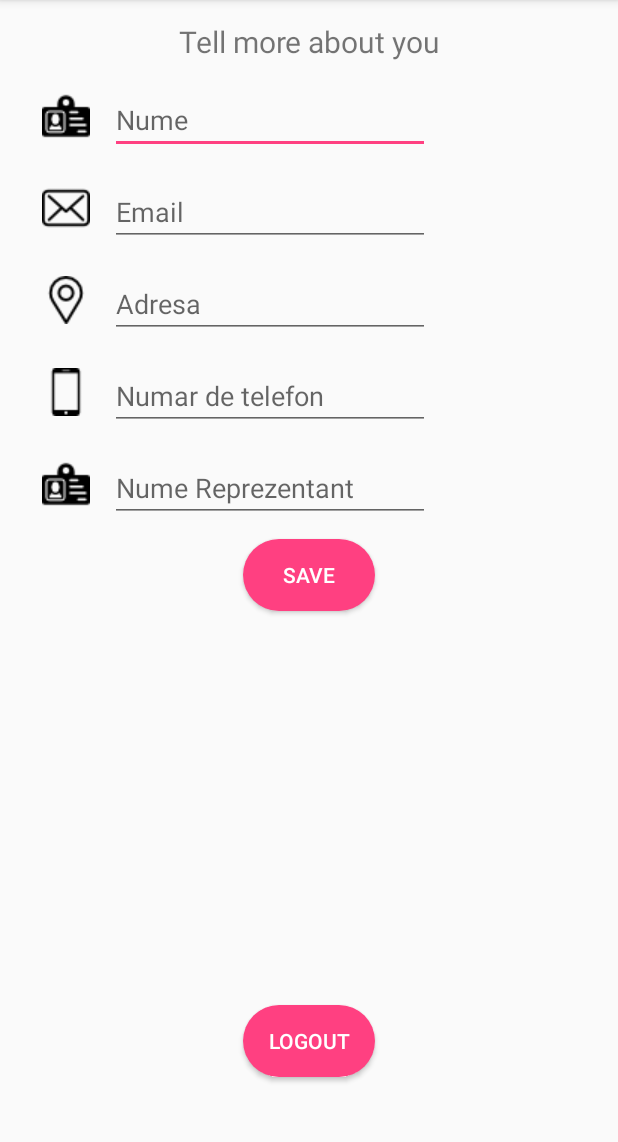
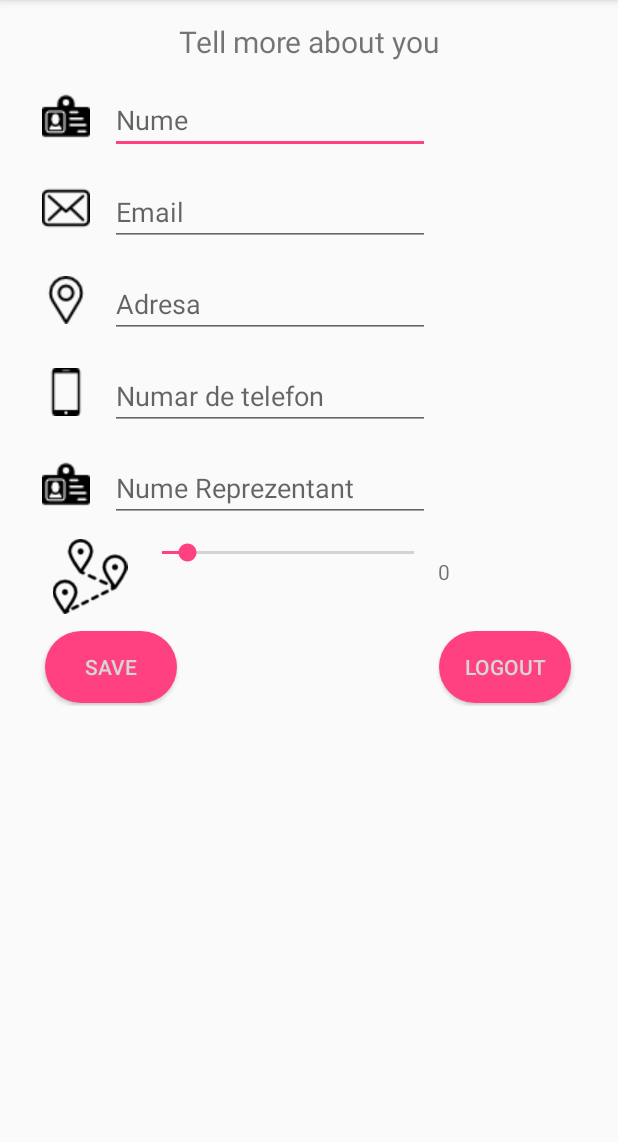
Before and after one commit to axelalex13/FoodShare, an Android app: the SettingsActivity screen opened directly, with no data from a screen before it, on a phone screen of 412 x 824 dp, the part 84-1226 px from its top. Run offline under Robolectric (Android 15) with nearby library versions, the phone set to English and light mode, and no system bars; 7 statements that could not run were skipped.

Commit message:
final app almost

```diff
--- a/app/build.gradle
+++ b/app/build.gradle
@@ -29,8 +29,9 @@ dependencies {
     compile 'com.android.support:appcompat-v7:26.1.0'
     compile 'com.android.support:design:26.1.0'
     compile 'com.google.code.gson:gson:2.8.1'
-    compile 'cn.pedant.sweetalert:library:1.3'
+
     compile 'com.android.support:cardview-v7:26.1.0'
     compile 'com.android.support:recyclerview-v7:26.1.0'
+    compile 'com.github.f0ris.sweetalert:library:1.5.1'
 
 }
--- a/app/src/main/java/com/example/cristinica/foodhelper/Login.java
+++ b/app/src/main/java/com/example/cristinica/foodhelper/Login.java
@@ -4,6 +4,7 @@ import android.annotation.SuppressLint;
 import android.content.Context;
 import android.content.Intent;
 import android.content.SharedPreferences;
+import android.net.Uri;
 import android.os.AsyncTask;
 import android.support.v7.app.AppCompatActivity;
 import android.os.Bundle;
--- a/app/src/main/java/com/example/cristinica/foodhelper/SettingsActivity.java
+++ b/app/src/main/java/com/example/cristinica/foodhelper/SettingsActivity.java
@@ -10,6 +10,7 @@ import android.os.Bundle;
 import android.util.Log;
 import android.view.View;
 import android.widget.Button;
+import android.widget.SeekBar;
 import android.widget.TextView;
 
 import com.example.cristinica.foodhelper.apiConnector.SaveInfoApi;
@@ -18,6 +19,7 @@ import com.example.cristinica.foodhelper.models.RegisterModel;
 import com.google.gson.Gson;
 
 public class SettingsActivity extends AppCompatActivity {
+    public static int range;
 
     @Override
     protected void onCreate(Bundle savedInstanceState) {
@@ -33,9 +35,10 @@ public class SettingsActivity extends AppCompatActivity {
         final TextView phone = findViewById(R.id.editText4);
         final TextView reprezentant = findViewById(R.id.editText6);
         final LoginModel loginModel;
+
         Gson g = new Gson();
         loginModel = g.fromJson(sharedPreferences.getString("user", ""), LoginModel.class);
-
+        range = loginModel.range;
         if (loginModel.nume != null)
             name.setText(loginModel.nume);
         if (loginModel.email != null)
@@ -76,6 +79,9 @@ public class SettingsActivity extends AppCompatActivity {
         Button save = findViewById(R.id.save);
         if (type == 0) {
             save.setBackgroundDrawable(getResources().getDrawable(R.drawable.round));
+            findViewById(R.id.seekBar).setAlpha(0);
+            findViewById(R.id.textView13).setAlpha(0);
+            findViewById(R.id.imageView9).setAlpha(0);
         } else if (type == 1) {
             save.setBackgroundDrawable(getResources().getDrawable(R.drawable.round2));
         }
@@ -88,10 +94,11 @@ public class SettingsActivity extends AppCompatActivity {
                     @Override
                     protected Void doInBackground(Void... params) {
                         String s = SaveInfoApi.saveInfo(loginModel.email, email.getText().toString(), name.getText().toString(),
-                                reprezentant.getText().toString(), phone.getText().toString(), address.getText().toString());
+                                reprezentant.getText().toString(), phone.getText().toString(), address.getText().toString(), range);
                         Log.v("am primit", s);
                         Gson g = new Gson();
-                        registerModel = g.fromJson(s, RegisterModel.class);
+                        System.out.println(s);
+                        //registerModel = g.fromJson(s, RegisterModel.class);
                         return null;
                     }
 
@@ -105,6 +112,30 @@ public class SettingsActivity extends AppCompatActivity {
             }
         });
 
+        if (type == 1){
+            SeekBar seekBar = findViewById(R.id.seekBar);
+            seekBar.setProgress(loginModel.range);
+            TextView textView = findViewById(R.id.textView13);
+            textView.setText(String.valueOf(range));
+            seekBar.setOnSeekBarChangeListener(new SeekBar.OnSeekBarChangeListener() {
+                @Override
+                public void onProgressChanged(SeekBar seekBar, int i, boolean b) {
+                    range = i;
+                    TextView textView = findViewById(R.id.textView13);
+                    textView.setText(String.valueOf(i));
+                }
+
+                @Override
+                public void onStartTrackingTouch(SeekBar seekBar) {
+                }
+
+                @Override
+                public void onStopTrackingTouch(SeekBar seekBar) {
+
+                }
+            });
+        }
+
 
     }
-    }
+}
--- a/app/src/main/java/com/example/cristinica/foodhelper/apiConnector/SaveInfoApi.java
+++ b/app/src/main/java/com/example/cristinica/foodhelper/apiConnector/SaveInfoApi.java
@@ -20,9 +20,9 @@ import java.net.URL;
 
 public class SaveInfoApi {
 
-    public static String apiURL = "http://10.81.130.112/register.php";
+    public static String apiURL = "http://10.81.130.112/addCompanyInfo.php";
 
-    public static String saveInfo(String email, String newMail, String name, String reprezentant, String phone, String address) {
+    public static String saveInfo(String email, String newMail, String name, String reprezentant, String phone, String address, int range) {
         HttpURLConnection connection = null;
 
         try {
@@ -34,6 +34,7 @@ public class SaveInfoApi {
             postDataParams.put("telefon", phone);
             postDataParams.put("adresa", address);
             postDataParams.put("nume_reprezentant", reprezentant);
+            postDataParams.put("range", range);
 
 
             connection = (HttpURLConnection) url.openConnection();
--- a/app/src/main/java/com/example/cristinica/foodhelper/models/LoginModel.java
+++ b/app/src/main/java/com/example/cristinica/foodhelper/models/LoginModel.java
@@ -17,4 +17,5 @@ public class LoginModel {
     public String telefon;
     public String adresa;
     public String status;
+    public int range;
 }
--- a/app/src/main/res/layout/activity_food_details.xml
+++ b/app/src/main/res/layout/activity_food_details.xml
@@ -101,7 +101,7 @@
                 android:layout_alignParentEnd="true"
                 android:layout_alignParentRight="true"
                 android:layout_marginRight="30dp"
-                android:layout_marginTop="10dp"
+                android:layout_marginTop="12dp"
                 android:text="GO TO"
                 android:textColor="@color/button_text_color" />
 
@@ -115,7 +115,7 @@
                 android:layout_alignParentStart="true"
                 android:layout_marginLeft="29dp"
                 android:layout_marginStart="29dp"
-                android:layout_marginTop="10dp"
+                android:layout_marginTop="12dp"
                 android:text="Call"
                 android:textColor="@color/button_text_color" />
         </RelativeLayout>
--- a/app/src/main/res/layout/activity_settings.xml
+++ b/app/src/main/res/layout/activity_settings.xml
@@ -1,4 +1,5 @@
 <?xml version="1.0" encoding="utf-8"?>
+
 <RelativeLayout xmlns:android="http://schemas.android.com/apk/res/android"
     xmlns:app="http://schemas.android.com/apk/res-auto"
     xmlns:tools="http://schemas.android.com/tools"
@@ -202,25 +203,89 @@
             android:hint="Nume Reprezentant" />
     </RelativeLayout>
 
-    <Button
-        android:id="@+id/logout"
-        android:layout_width="wrap_content"
-        android:layout_height="wrap_content"
-        android:layout_alignParentBottom="true"
-        android:layout_centerHorizontal="true"
-        android:layout_marginBottom="50dp"
-        android:textColor="@color/white"
-        android:text="Logout" />
 
-    <Button
-        android:textColor="@color/white"
-        android:id="@+id/save"
-        android:layout_width="wrap_content"
-        android:layout_height="wrap_content"
-        android:layout_alignEnd="@+id/logout"
-        android:layout_alignRight="@+id/logout"
+
+    <RelativeLayout
+        android:id="@+id/seek"
+        android:layout_width="match_parent"
+        android:layout_height="50dp"
+        android:layout_alignParentLeft="true"
+        android:layout_alignParentStart="true"
         android:layout_below="@+id/reprezentant"
-        android:layout_marginTop="11dp"
-        android:text="Save" />
+        android:layout_marginLeft="10dp"
+        android:layout_marginRight="10dp"
+        android:layout_marginTop="11dp">
+
+        <ImageView
+            android:id="@+id/imageView9"
+            android:layout_width="wrap_content"
+            android:layout_height="wrap_content"
+            android:layout_alignParentLeft="true"
+            android:layout_alignParentStart="true"
+            android:layout_centerVertical="true"
+            android:layout_marginLeft="18dp"
+            android:layout_marginStart="18dp"
+            app:srcCompat="@drawable/distance" />
+
+        <SeekBar
+            android:id="@+id/seekBar"
+            android:layout_width="200dp"
+            android:layout_height="wrap_content"
+            android:layout_alignParentTop="true"
+            android:layout_toEndOf="@+id/imageView9"
+            android:layout_toRightOf="@+id/imageView9"
+            android:layout_centerHorizontal="true"
+            android:max="50"
+            android:progress="5" />
+
+        <TextView
+            android:id="@+id/textView13"
+            android:layout_width="wrap_content"
+            android:layout_height="wrap_content"
+            android:layout_marginEnd="20dp"
+            android:layout_marginRight="20dp"
+            android:layout_marginTop="12dp"
+            android:layout_toRightOf="@+id/seekBar"
+            android:layout_toEndOf="@+id/seekBar"
+            android:text="Range" />
+    </RelativeLayout>
+    <RelativeLayout
+        android:id="@+id/butons"
+        android:layout_width="match_parent"
+        android:layout_height="50dp"
+        android:layout_alignParentLeft="true"
+        android:layout_alignParentStart="true"
+        android:layout_below="@+id/seek"
+        android:layout_marginLeft="10dp"
+        android:layout_marginRight="10dp"
+        android:layout_marginTop="11dp">
+
+
+        <Button
+            android:id="@+id/save"
+            android:layout_width="wrap_content"
+            android:layout_height="wrap_content"
+            android:layout_alignParentLeft="true"
+            android:layout_alignParentStart="true"
+            android:layout_alignParentTop="true"
+            android:layout_marginLeft="20dp"
+            android:text="save"
+            android:background="@drawable/round2"
+            android:textColor="@color/button_text_color" />
+
+        <Button
+            android:id="@+id/logout"
+            android:layout_width="wrap_content"
+            android:layout_height="wrap_content"
+            android:layout_alignParentEnd="true"
+            android:layout_alignParentRight="true"
+            android:layout_alignParentTop="true"
+            android:layout_marginEnd="21dp"
+            android:layout_marginRight="21dp"
+            android:text="logout"
+            android:background="@drawable/round2"
+            android:textColor="@color/button_text_color" />
+    </RelativeLayout>
+
 
 </RelativeLayout>
--- a/app/src/main/res/layout/fragment_add_food.xml
+++ b/app/src/main/res/layout/fragment_add_food.xml
@@ -158,9 +158,10 @@
         android:layout_below="@+id/startingDateWrapper"
         android:layout_centerHorizontal="true"
         android:layout_marginTop="29dp"
-        android:textSize="20sp"
         android:background="@drawable/round"
-        android:text="ADD" />
+        android:text="ADD"
+        android:textColor="@color/button_text_color"
+        android:textSize="20sp" />
 
 
 
```
Also changed, not shown: app/src/main/java/com/example/cristinica/foodhelper/AddFood.java (+24 -31 lines), app/src/main/java/com/example/cristinica/foodhelper/CustomAdapter.java (+20 -6 lines), app/src/main/java/com/example/cristinica/foodhelper/FoodDetails.java (+6 -1 lines), app/src/main/java/com/example/cristinica/foodhelper/FoodFragment.java (+4 -4 lines), app/src/main/res/drawable/distance.png (added).
